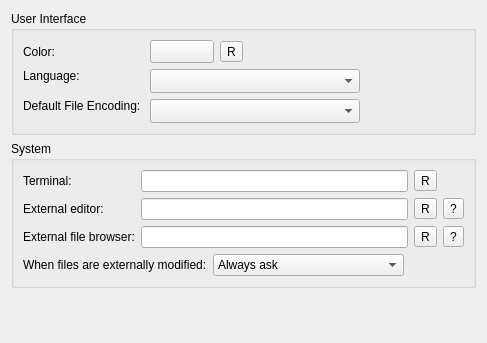
Above: src/plugins/coreplugin/generalsettings.ui from qt-creator/qt-creator before the change. Below: the same form after it.
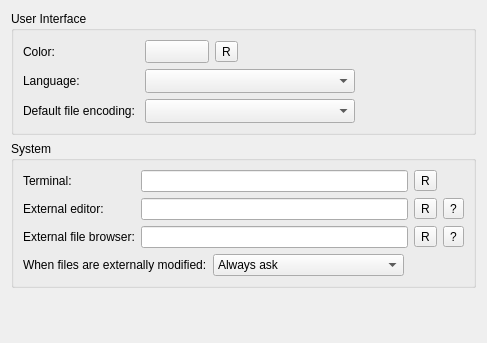
That is the form after the change. Icons and pictures are not drawn. Custom widgets are drawn as their Qt base class.

Commit message: Corrected a bunch of capitalizations in label texts

Diff of the .ui file:
```diff
--- a/src/plugins/coreplugin/generalsettings.ui
+++ b/src/plugins/coreplugin/generalsettings.ui
@@ -77,14 +77,7 @@
         </item>
        </layout>
       </item>
-      <item row="1" column="0">
-       <widget class="QLabel" name="languageLabel">
-        <property name="text">
-         <string>Language:</string>
-        </property>
-       </widget>
-      </item>
-      <item row="1" column="1" rowspan="2">
+      <item row="2" column="1">
        <layout class="QHBoxLayout" name="horizontalLayout_3">
         <item>
          <widget class="QComboBox" name="languageBox">
@@ -111,10 +104,10 @@
         </item>
        </layout>
       </item>
-      <item row="2" column="0" rowspan="2">
+      <item row="3" column="0">
        <widget class="QLabel" name="encodingLabel">
         <property name="text">
-         <string>Default File Encoding: </string>
+         <string>Default file encoding: </string>
         </property>
        </widget>
       </item>
@@ -151,6 +144,13 @@
         </item>
        </layout>
       </item>
+      <item row="2" column="0">
+       <widget class="QLabel" name="languageLabel">
+        <property name="text">
+         <string>Language:</string>
+        </property>
+       </widget>
+      </item>
      </layout>
     </widget>
    </item>
```
The commit also changes 11 other files.
